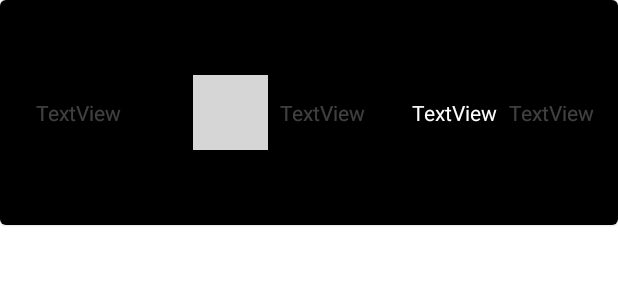
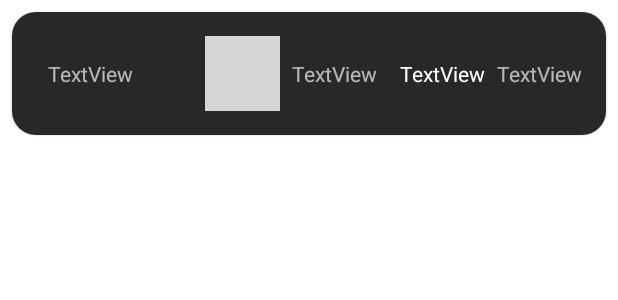
Before and after one commit to FabianGC0610/WeatherApp, an Android app: the layout item_cardview_days.xml on its own in the app's theme, with its tools: preview values and no code run, on a phone screen of 412 x 824 dp. Shown: the top 300 px of the screen. Run offline under Robolectric (Android 15) with nearby library versions, the phone set to English and light mode, and no system bars; grey boxes are pictures that could not be loaded.

Commit message:
Rediseño de item_cardview_days

```diff
--- a/app/src/main/java/mx/kodemia/weatherapp/view/adapters/DaysAdapter.kt
+++ b/app/src/main/java/mx/kodemia/weatherapp/view/adapters/DaysAdapter.kt
@@ -43,9 +43,7 @@ class DaysAdapter(private val context: Context, private val listDays: List<Daily
         }
     }
 
-    override fun getItemCount(): Int {
-        TODO("Not yet implemented")
-    }
+    override fun getItemCount(): Int = listDays.size
 
     class DaysHolder(view: View): RecyclerView.ViewHolder(view){
         val iv_icon_days: ImageView = view.findViewById(R.id.imageViewIconDays)
--- a/app/src/main/res/layout/item_cardview_days.xml
+++ b/app/src/main/res/layout/item_cardview_days.xml
@@ -3,29 +3,34 @@
     xmlns:app="http://schemas.android.com/apk/res-auto"
     xmlns:tools="http://schemas.android.com/tools"
     android:layout_width="match_parent"
-    android:layout_height="150dp">
+    android:layout_height="wrap_content"
+    android:layout_marginHorizontal="8dp"
+    android:layout_marginTop="8dp"
+    app:cardCornerRadius="16dp">
 
     <androidx.constraintlayout.widget.ConstraintLayout
         android:layout_width="match_parent"
         android:layout_height="match_parent"
-        android:background="@color/black">
+        android:background="@color/dark_gray">
 
         <TextView
             android:id="@+id/textViewDay"
             android:layout_width="wrap_content"
             android:layout_height="wrap_content"
             android:layout_marginStart="24dp"
-            android:textColor="@color/light_white"
             android:text="TextView"
-            app:layout_constraintBottom_toBottomOf="parent"
+            android:textColor="@color/medium_white"
+            app:layout_constraintBottom_toBottomOf="@+id/imageViewIconDays"
             app:layout_constraintStart_toStartOf="parent"
-            app:layout_constraintTop_toTopOf="parent" />
+            app:layout_constraintTop_toTopOf="@+id/imageViewIconDays" />
 
         <ImageView
             android:id="@+id/imageViewIconDays"
             android:layout_width="50dp"
             android:layout_height="50dp"
             android:layout_marginStart="48dp"
+            android:layout_marginTop="16dp"
+            android:layout_marginBottom="16dp"
             app:layout_constraintBottom_toBottomOf="parent"
             app:layout_constraintStart_toEndOf="@+id/textViewDay"
             app:layout_constraintTop_toTopOf="parent"
@@ -36,32 +41,32 @@
             android:layout_width="wrap_content"
             android:layout_height="wrap_content"
             android:layout_marginStart="8dp"
-            android:textColor="@color/light_white"
             android:text="TextView"
-            app:layout_constraintBottom_toBottomOf="parent"
+            android:textColor="@color/medium_white"
+            app:layout_constraintBottom_toBottomOf="@+id/imageViewIconDays"
             app:layout_constraintStart_toEndOf="@+id/imageViewIconDays"
-            app:layout_constraintTop_toTopOf="parent" />
+            app:layout_constraintTop_toTopOf="@+id/imageViewIconDays" />
 
         <TextView
             android:id="@+id/textViewTempInDay"
             android:layout_width="wrap_content"
             android:layout_height="wrap_content"
             android:layout_marginEnd="8dp"
+            android:text="TextView"
             android:textColor="@color/white"
-            android:text="TextView"
-            app:layout_constraintBottom_toBottomOf="parent"
+            app:layout_constraintBottom_toBottomOf="@+id/imageViewIconDays"
             app:layout_constraintEnd_toStartOf="@+id/textViewTempInNight"
-            app:layout_constraintTop_toTopOf="parent" />
+            app:layout_constraintTop_toTopOf="@+id/imageViewIconDays" />
 
         <TextView
             android:id="@+id/textViewTempInNight"
             android:layout_width="wrap_content"
             android:layout_height="wrap_content"
             android:layout_marginEnd="16dp"
-            android:textColor="@color/light_white"
             android:text="TextView"
-            app:layout_constraintBottom_toBottomOf="parent"
+            android:textColor="@color/medium_white"
+            app:layout_constraintBottom_toBottomOf="@+id/imageViewIconDays"
             app:layout_constraintEnd_toEndOf="parent"
-            app:layout_constraintTop_toTopOf="parent" />
+            app:layout_constraintTop_toTopOf="@+id/imageViewIconDays" />
     </androidx.constraintlayout.widget.ConstraintLayout>
 </com.google.android.material.card.MaterialCardView>
--- a/app/src/main/res/values/colors.xml
+++ b/app/src/main/res/values/colors.xml
@@ -7,6 +7,7 @@
     <color name="teal_200">#FF03DAC5</color>
     <color name="teal_700">#FF018786</color>
     <color name="black">#FF000000</color>
+    <color name="dark_gray">#FF292828</color>
     <color name="white">#FFFFFFFF</color>
     <color name="medium_white">#AAFFFFFF</color>
     <color name="light_white">#40FFFFFF</color>
```
Also changed, not shown: app/src/main/java/mx/kodemia/weatherapp/view/MainActivity.kt (+18 -6 lines), app/src/main/res/layout/activity_main.xml (+26 -4 lines).
